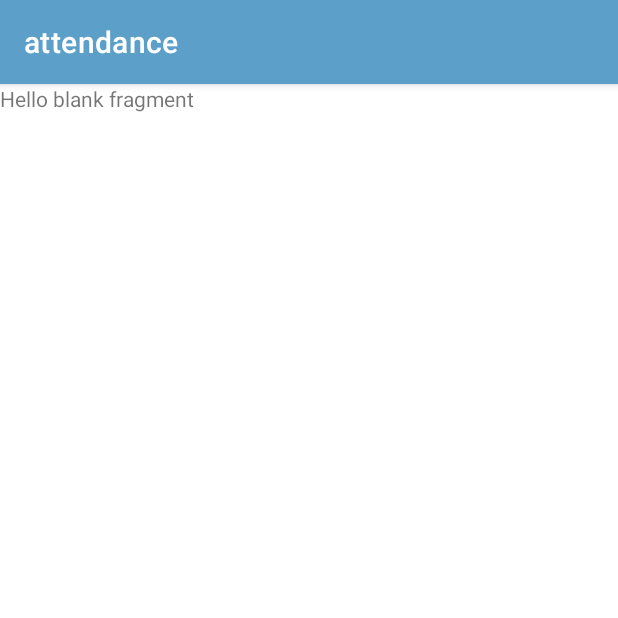
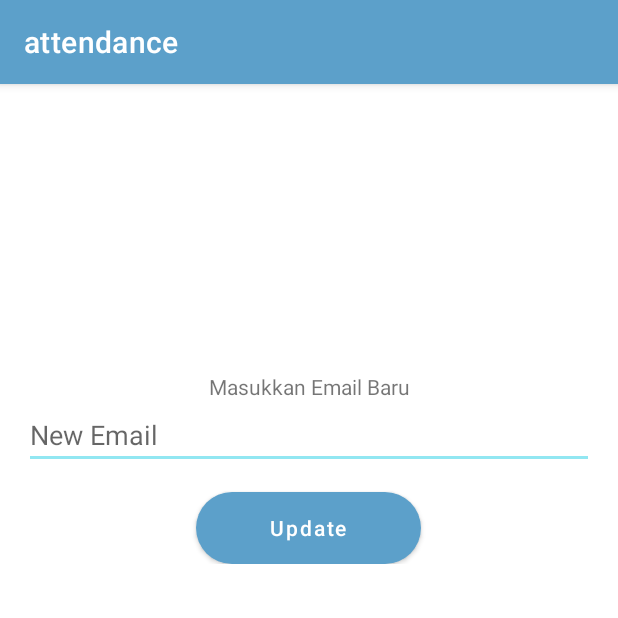
Before and after one commit to gunadermawan/android-PeduliPresensi-kotlin, an Android app: the fragment UpdateFragment shown on its own in the app's theme, on a phone screen of 412 x 824 dp, the top half of it. Run offline under Robolectric (Android 15) with nearby library versions, the phone set to English and light mode, and no system bars.

Commit message:
membuat layout update email

```diff
--- a/attendance/app/src/main/res/layout/fragment_update.xml
+++ b/attendance/app/src/main/res/layout/fragment_update.xml
@@ -1,14 +1,90 @@
 <?xml version="1.0" encoding="utf-8"?>
-<FrameLayout xmlns:android="http://schemas.android.com/apk/res/android"
+<androidx.constraintlayout.widget.ConstraintLayout xmlns:android="http://schemas.android.com/apk/res/android"
+    xmlns:app="http://schemas.android.com/apk/res-auto"
     xmlns:tools="http://schemas.android.com/tools"
     android:layout_width="match_parent"
     android:layout_height="match_parent"
     tools:context=".ui.update.UpdateFragment">
 
-    <!-- TODO: Update blank fragment layout -->
-    <TextView
+    <LinearLayout
+        android:id="@+id/layoutPassword"
         android:layout_width="match_parent"
-        android:layout_height="match_parent"
-        android:text="@string/hello_blank_fragment" />
+        android:layout_height="wrap_content"
+        android:layout_marginHorizontal="16dp"
+        android:animateLayoutChanges="true"
+        android:gravity="center"
+        android:orientation="vertical"
+        android:visibility="gone"
+        app:layout_constraintBottom_toBottomOf="parent"
+        app:layout_constraintEnd_toEndOf="parent"
+        app:layout_constraintStart_toStartOf="parent"
+        app:layout_constraintTop_toTopOf="parent"
+        app:layout_constraintVertical_bias="0.3">
 
-</FrameLayout>
+        <TextView
+            android:layout_width="match_parent"
+            android:layout_height="wrap_content"
+            android:text="Masukkan Password Anda"
+            android:textAlignment="center" />
+
+        <EditText
+            android:id="@+id/etPassword"
+            android:layout_width="match_parent"
+            android:layout_height="wrap_content"
+            android:layout_marginVertical="8dp"
+            android:hint="Password"
+            android:inputType="textPassword"
+            android:singleLine="true" />
+
+        <Button
+            android:id="@+id/btnAuth"
+            android:layout_width="170dp"
+            android:layout_height="wrap_content"
+            android:background="@color/blue_500"
+            android:text="Confirm Password"
+            android:textAllCaps="false"
+            android:textColor="@android:color/white" />
+    </LinearLayout>
+
+    <LinearLayout
+        android:id="@+id/layoutEmail"
+        android:layout_width="match_parent"
+        android:layout_height="wrap_content"
+        android:layout_marginHorizontal="16dp"
+        android:animateLayoutChanges="true"
+        android:gravity="center"
+        android:orientation="vertical"
+        app:layout_constraintBottom_toBottomOf="parent"
+        app:layout_constraintEnd_toEndOf="parent"
+        app:layout_constraintStart_toStartOf="parent"
+        app:layout_constraintTop_toTopOf="parent"
+        app:layout_constraintVertical_bias="0.3">
+
+        <TextView
+            android:layout_width="match_parent"
+            android:layout_height="wrap_content"
+            android:text="Masukkan Email Baru"
+            android:textAlignment="center" />
+
+        <EditText
+            android:id="@+id/etEmail"
+            android:layout_width="match_parent"
+            android:layout_height="wrap_content"
+            android:hint="New Email"
+            android:inputType="textEmailAddress"
+            android:singleLine="true" />
+
+        <Button
+            android:id="@+id/btnUpdate"
+            android:layout_width="150dp"
+            android:layout_height="wrap_content"
+            android:layout_gravity="center_horizontal"
+            android:layout_marginTop="15dp"
+            android:background="@drawable/round_courners"
+            android:text="Update"
+            android:textAllCaps="false"
+            android:textColor="@android:color/white" />
+
+    </LinearLayout>
+
+</androidx.constraintlayout.widget.ConstraintLayout>
--- a/attendance/app/src/main/res/navigation/mobile_navigation.xml
+++ b/attendance/app/src/main/res/navigation/mobile_navigation.xml
@@ -26,5 +26,18 @@
         android:id="@+id/navigation_profile"
         android:name="com.capstone.attendance.ui.profile.ProfileFragment"
         android:label="@string/profile"
-        tools:layout="@layout/fragment_profile" />
+        tools:layout="@layout/fragment_profile" >
+        <action
+            android:id="@+id/actionUpdateEmail"
+            app:destination="@id/updateFragment" />
+    </fragment>
+    <fragment
+        android:id="@+id/updateFragment"
+        android:name="com.capstone.attendance.ui.update.UpdateFragment"
+        android:label="fragment_update"
+        tools:layout="@layout/fragment_update" >
+        <action
+            android:id="@+id/actionUpdatedEmail"
+            app:destination="@id/navigation_profile" />
+    </fragment>
 </navigation>
```
